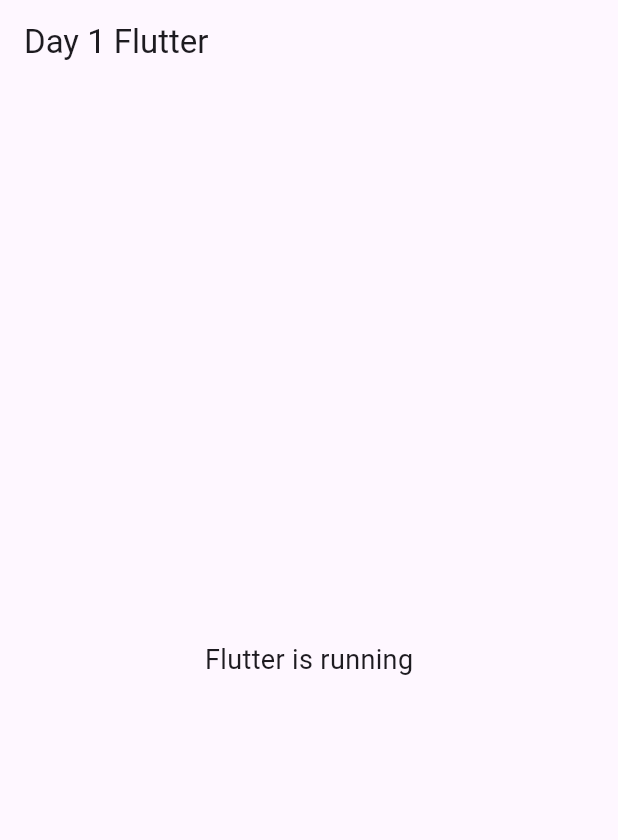
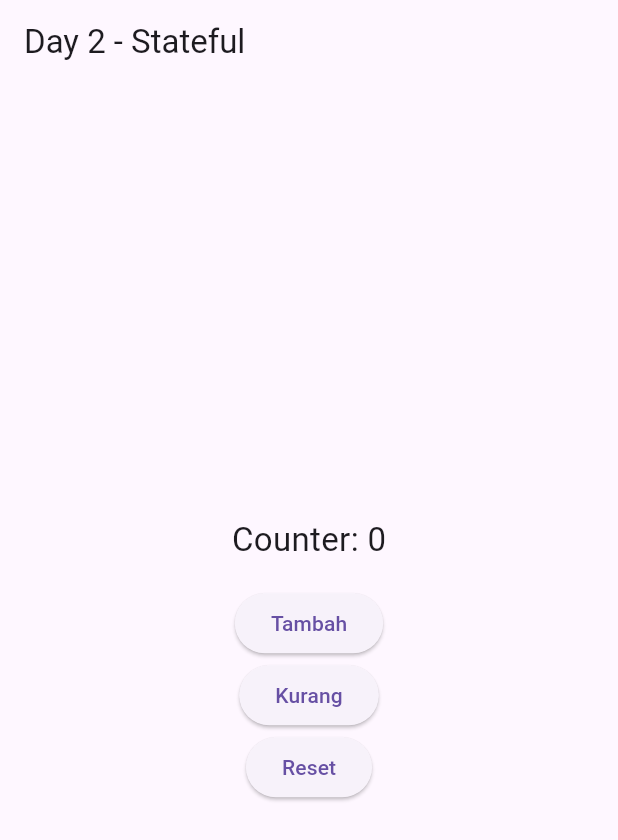
Before and after one commit to marcellputra/portofolio, a Flutter app: the screen it shows after launch, on a phone screen of 412 x 824 dp. Shown: the top 840 px of the screen. Run offline on Flutter 3.47's test engine with Material 3 defaults, Android fonts, the phone set to English and light mode, and no system bars.

Commit message:
Day 2: Stateless vs Stateful widget

```diff
--- a/lib/main.dart
+++ b/lib/main.dart
@@ -1,4 +1,5 @@
 import 'package:flutter/material.dart';
+import 'package:portofolio/src/features/home/home_page.dart';
 
 void main(){
   runApp(const MyWidget());
@@ -11,7 +12,7 @@ class MyWidget extends StatelessWidget {
   Widget build(BuildContext context) {
     return const MaterialApp(
       debugShowCheckedModeBanner: false,
-      home: MyHome(),
+      home: const HomeStatefulPage(),
     );
   }
 }
--- /dev/null
+++ b/lib/src/features/home/home_page.dart
@@ -0,0 +1,71 @@
+import 'package:flutter/material.dart';
+
+class HomestatelessPage extends StatelessWidget {
+  const HomestatelessPage({super.key});
+
+  @override
+  Widget build(BuildContext context) {
+    return Scaffold(
+      appBar: AppBar(
+        title: const Text("Day 2 - stateless"),
+      ),
+      body: const Center(
+        child: Text(
+          "Ini Stateles Widget",
+          style: TextStyle(fontSize: 20),
+        ),
+      ),
+    );
+  }
+}
+
+class HomeStatefulPage extends StatefulWidget {
+  const HomeStatefulPage({super.key});
+
+  @override
+  State<HomeStatefulPage> createState() => _HomeStatefulPageState();
+}
+
+class _HomeStatefulPageState extends State<HomeStatefulPage> {
+  int counter = 0;
+
+  void tambah() {
+    setState(() {
+      counter++;
+    });
+  }
+
+  void kurang() {
+    setState(() {
+      if (counter > 0) counter--;
+    });
+  }
+
+  void reset() {
+    setState(() {
+      counter = 0;
+    });
+  }
+
+  @override
+  Widget build(BuildContext context) {
+    return Scaffold(
+      appBar: AppBar(title: const Text("Day 2 - Stateful")),
+      body: Center(
+        child: Column(
+          mainAxisAlignment: MainAxisAlignment.center,
+          children: [
+            Text(
+              "Counter: $counter",
+              style: const TextStyle(fontSize: 22),
+            ),
+            const SizedBox(height: 16),
+            ElevatedButton(onPressed: tambah, child: const Text("Tambah")),
+            ElevatedButton(onPressed: kurang, child: const Text("Kurang")),
+            ElevatedButton(onPressed: reset, child: const Text("Reset")),
+          ],
+        ),
+      ),
+    );
+  }
+}
```
Also changed, not shown: lib/app.dart (added), lib/src/features/home/home_state.dart (added), lib/src/features/home/home_viewmodel.dart (added).
